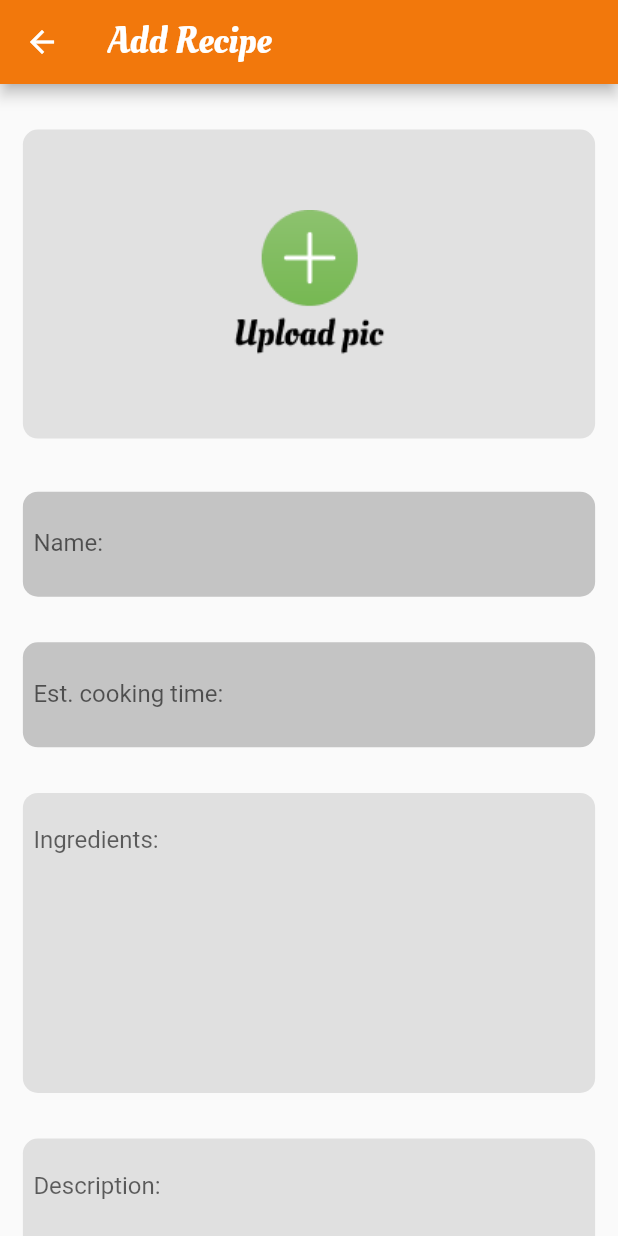
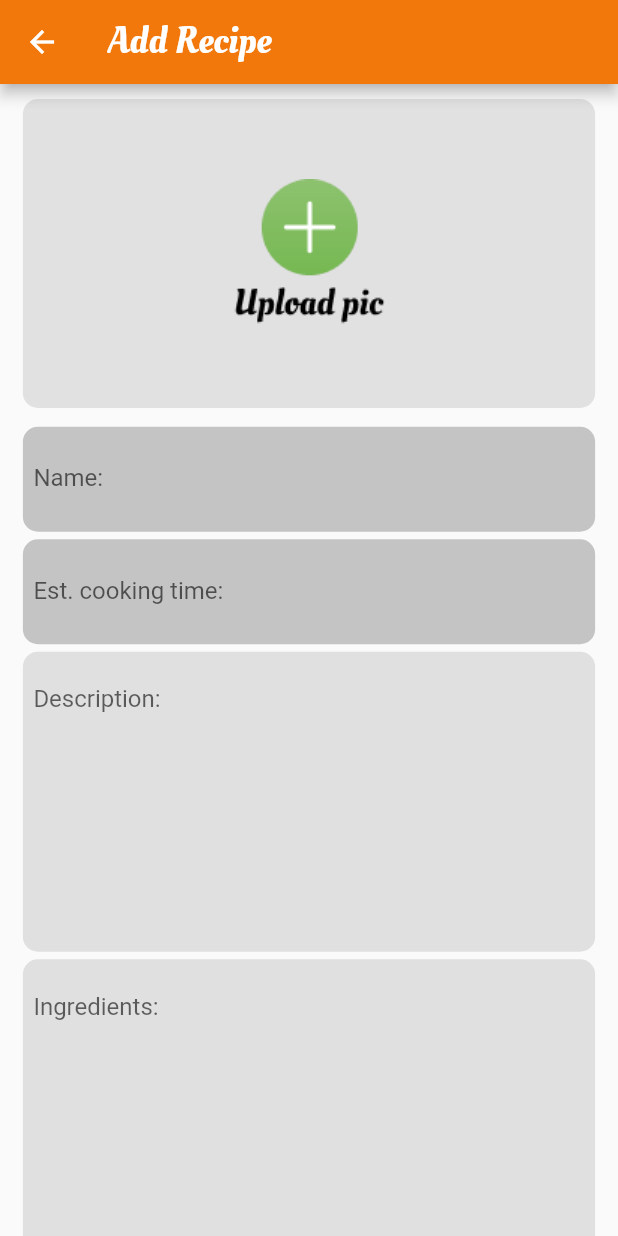
Before and after one commit to Ibrahimhef/swe444, a Flutter app: the screen it shows once a user with an empty profile is signed in, after a tap on the "add" icon, on a phone screen of 412 x 824 dp. Run offline on Flutter 3.47's test engine with Material 2 defaults, Android fonts, the phone set to English and light mode, and no system bars; our stand-ins replace animated_splash_screen, auto_size_text, cloud_firestore, curved_navigation_bar, device_preview, firebase_auth and 4 more; accounts and stored records are empty; network calls fail.

Commit message:
Interface inhansment + bug fixes

```diff
--- a/lib/NewRecipe.dart
+++ b/lib/NewRecipe.dart
@@ -115,10 +115,6 @@ class addPage extends State<AddPage> {
         ),
       ),
       body: SingleChildScrollView(
-        child: Container(
-          // color: Color(0xffF5F5F5),
-          height: height * 1.75,
-          width: weidth,
         child: Stack(
           children: [
             Form(
@@ -130,8 +126,11 @@ class addPage extends State<AddPage> {
                   Container(
                     decoration: BoxDecoration(
                       color: Color(0xffE1E1E1),
-                          borderRadius: BorderRadius.all(Radius.circular(10))),
-                      margin: EdgeInsets.only(bottom: 5),
+                      borderRadius: BorderRadius.all(
+                        Radius.circular(10),
+                      ),
+                    ),
+                    margin: EdgeInsets.symmetric(vertical: 10),
                     width: sizeW(weidth, 0.875),
                     height: height * 0.25,
                     child: InkWell(
@@ -147,9 +146,10 @@ class addPage extends State<AddPage> {
                   // name
                   Container(
                     width: sizeW(weidth, 0.875),
-                      padding: EdgeInsets.only(
-                          top: 10, left: 7, right: 7, bottom: 5),
-                      margin: EdgeInsets.symmetric(horizontal: weidth * 0.03),
+                    padding:
+                        EdgeInsets.only(top: 10, left: 7, right: 7, bottom: 5),
+                    margin: EdgeInsets.symmetric(
+                        horizontal: weidth * 0.03, vertical: 2.5),
                     height: 70,
                     decoration: BoxDecoration(
                       color: Color(0xffC4C4C4),
@@ -171,9 +171,10 @@ class addPage extends State<AddPage> {
                   //Duration
                   Container(
                     width: sizeW(weidth, 0.875),
-                      padding: EdgeInsets.only(
-                          top: 10, left: 7, right: 7, bottom: 5),
-                      margin: EdgeInsets.symmetric(horizontal: weidth * 0.03),
+                    padding:
+                        EdgeInsets.only(top: 10, left: 7, right: 7, bottom: 5),
+                    margin: EdgeInsets.symmetric(
+                        horizontal: weidth * 0.03, vertical: 2.5),
                     height: 70,
                     decoration: BoxDecoration(
                       color: Color(0xffC4C4C4),
@@ -190,12 +191,39 @@ class addPage extends State<AddPage> {
                       ),
                     ),
                   ),
+                  //Description
+                  Container(
+                    width: sizeW(weidth, 0.875),
+                    padding:
+                        EdgeInsets.only(top: 10, left: 7, right: 7, bottom: 5),
+                    margin: EdgeInsets.symmetric(
+                        horizontal: weidth * 0.03, vertical: 2.5),
+                    height: 200,
+                    decoration: BoxDecoration(
+                      color: Color(0xffE0E0E0),
+                      borderRadius: BorderRadius.all(Radius.circular(10)),
+                    ),
+                    child: TextFormField(
+                      onChanged: (value) => description = value,
+                      validator: (value) =>
+                          value.isEmpty ? "fill the description" : null,
+                      textInputAction: TextInputAction.next,
+                      onFieldSubmitted: (_) =>
+                          FocusScope.of(context).nextFocus(),
+                      maxLines: (height * 0.008).ceilToDouble().toInt(),
+                      decoration: InputDecoration(
+                        hintText: "Description:",
+                        border: InputBorder.none,
+                      ),
+                    ),
+                  ),
                   //Ingredients
                   Container(
                     width: sizeW(weidth, 0.875),
-                      padding: EdgeInsets.only(
-                          top: 10, left: 7, right: 7, bottom: 5),
-                      margin: EdgeInsets.symmetric(horizontal: weidth * 0.03),
+                    padding:
+                        EdgeInsets.only(top: 10, left: 7, right: 7, bottom: 5),
+                    margin: EdgeInsets.symmetric(
+                        horizontal: weidth * 0.03, vertical: 2.5),
                     height: 200,
                     decoration: BoxDecoration(
                       color: Color(0xffE0E0E0),
@@ -215,37 +243,16 @@ class addPage extends State<AddPage> {
                       ),
                     ),
                   ),
-                    //Description
-                    Container(
-                      width: sizeW(weidth, 0.875),
-                      padding: EdgeInsets.only(
-                          top: 10, left: 7, right: 7, bottom: 5),
-                      margin: EdgeInsets.symmetric(horizontal: weidth * 0.03),
-                      height: 200,
-                      decoration: BoxDecoration(
-                        color: Color(0xffE0E0E0),
-                        borderRadius: BorderRadius.all(Radius.circular(10)),
-                      ),
-                      child: TextFormField(
-                        onChanged: (value) => description = value,
-                        validator: (value) =>
-                            value.isEmpty ? "fill the description" : null,
-                        textInputAction: TextInputAction.next,
-                        onFieldSubmitted: (_) =>
-                            FocusScope.of(context).nextFocus(),
-                        maxLines: (height * 0.008).ceilToDouble().toInt(),
-                        decoration: InputDecoration(
-                          hintText: "Description:",
-                          border: InputBorder.none,
-                        ),
-                      ),
-                    ),
                   //Steps
                   Container(
                     width: sizeW(weidth, 0.875),
-                      padding: EdgeInsets.only(
-                          top: 10, left: 7, right: 7, bottom: 5),
-                      margin: EdgeInsets.symmetric(horizontal: weidth * 0.03),
+                    padding:
+                        EdgeInsets.only(top: 10, left: 7, right: 7, bottom: 5),
+                    margin: EdgeInsets.only(
+                        right: weidth * 0.03,
+                        left: weidth * 0.03,
+                        top: 2.5,
+                        bottom: 15),
                     height: 200,
                     decoration: BoxDecoration(
                       color: Color(0xffE0E0E0),
@@ -287,6 +294,9 @@ class addPage extends State<AddPage> {
                       ),
                     ],
                   ),
+                  SizedBox(
+                    height: 10,
+                  ),
                   //Category selection
                   Wrap(
                     alignment: WrapAlignment.spaceEvenly,
@@ -297,8 +307,7 @@ class addPage extends State<AddPage> {
                       ),
                       Container(
                         margin: EdgeInsets.all(3),
-                          child:
-                              chip(cat[1], "assets/Appetizers_icon@3x.png", 1),
+                        child: chip(cat[1], "assets/Appetizers_icon@3x.png", 1),
                       ),
                       Container(
                         margin: EdgeInsets.all(3),
@@ -319,6 +328,9 @@ class addPage extends State<AddPage> {
                       ),
                     ],
                   ),
+                  SizedBox(
+                    height: 15,
+                  ),
                   //Save button
                   RaisedButton(
                     elevation: 5,
@@ -336,8 +348,7 @@ class addPage extends State<AddPage> {
                       ),
                     ),
                     onPressed: () async {
-                        if (_formKey2.currentState.validate() &&
-                            _image != null) {
+                      if (_formKey2.currentState.validate() && _image != null) {
                         // return fileURL;
                         uploadFile();
                         // uploadFile().then((value) =>
@@ -375,6 +386,9 @@ class addPage extends State<AddPage> {
                         // }
                       }
                     },
+                  ),
+                  SizedBox(
+                    height: 20,
                   ),
                 ],
               ),
@@ -440,7 +454,6 @@ class addPage extends State<AddPage> {
           ],
         ),
       ),
-      ),
     );
   }
 
--- a/lib/SubCategories.dart
+++ b/lib/SubCategories.dart
@@ -47,14 +47,14 @@ class catogory extends State<Catogory> {
       child: Scaffold(
         backgroundColor: Color(0xffF5F5F5),
         appBar: AppBar(
-          backgroundColor: Color(0xfff2b705),
+          backgroundColor: Color(0xffd97904),
           title: Center(
             child: Text(
               cat1[_category],
               style: TextStyle(
-                  color: Colors.black,
+                  // color: Colors.black,
                   fontSize: 25,
-                  fontWeight: FontWeight.bold,
+                  // fontWeight: FontWeight.bold,
                   fontFamily: 'OleoScript'),
             ),
           ),
--- a/lib/meal_item.dart
+++ b/lib/meal_item.dart
@@ -89,8 +89,11 @@ class MealItem extends StatelessWidget {
                     decoration: BoxDecoration(
                       color: Color(0xffE1E1E1),
                       borderRadius: BorderRadius.circular(25.0),
+                      image: DecorationImage(
+                        image: NetworkImage(meal.imageURL.toString()),
+                        fit: BoxFit.fitWidth,
+                      ),
                     ),
-                    child: Image.network(meal.imageURL.toString()),
                   )
                 ],
               ),
```
Also changed, not shown: lib/DetiledRecipe.dart (+152 -103 lines). Lines whose indentation alone changed are shown as unchanged.
